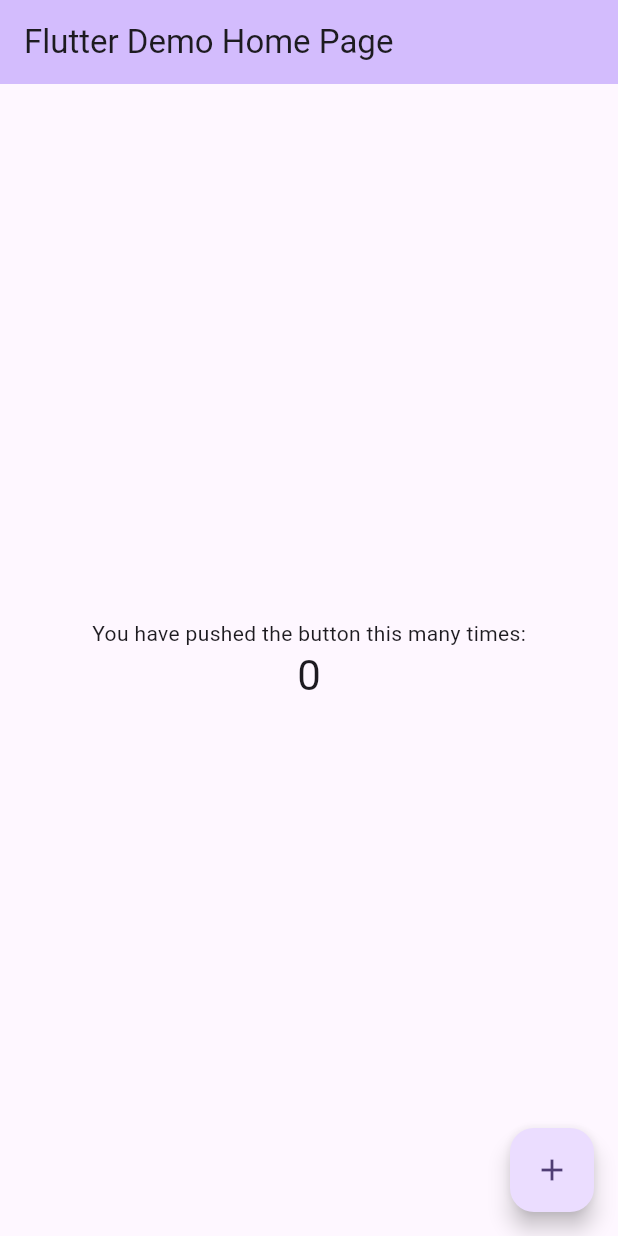
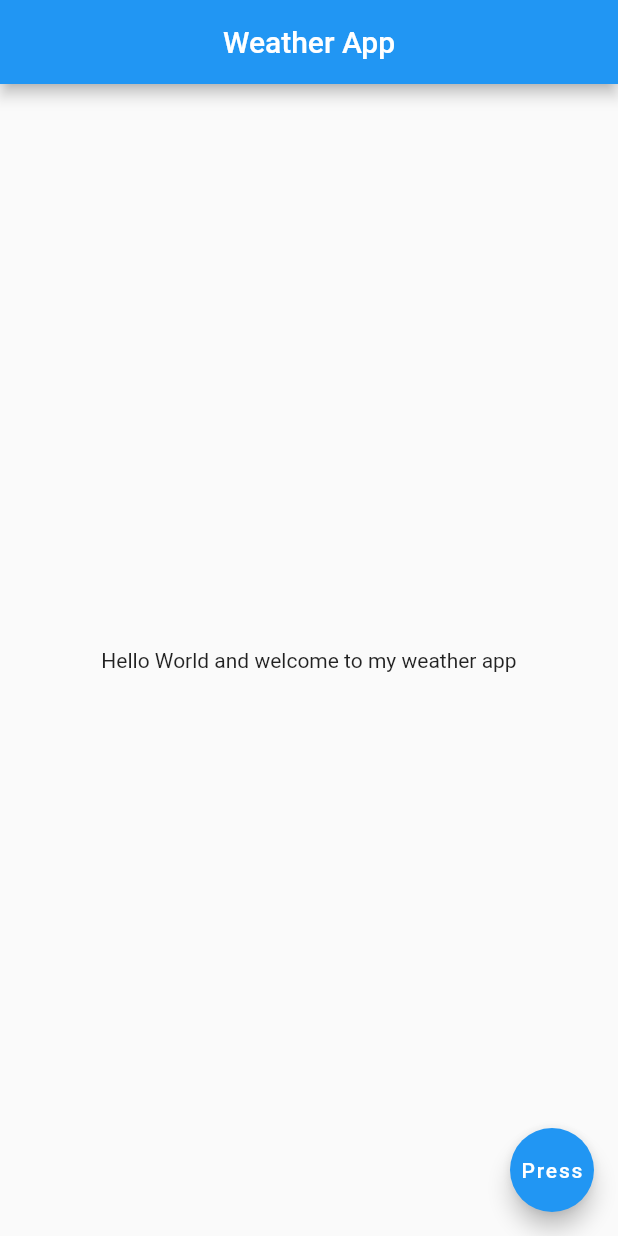
Before and after one commit to nickemma/flutter-todo-app, a Flutter app: the screen it shows after launch, on a phone screen of 412 x 824 dp. Run offline on Flutter 3.47's test engine with Material 2 defaults, Android fonts, the phone set to English and light mode, and no system bars.

Commit message:
My first widget

```diff
--- a/lib/main.dart
+++ b/lib/main.dart
@@ -1,125 +1,27 @@
 import 'package:flutter/material.dart';
 
-void main() {
-  runApp(const MyApp());
-}
+void main() => runApp(const MaterialApp(
+      home: Home(),
+    ));
 
-class MyApp extends StatelessWidget {
-  const MyApp({super.key});
-
-  // This widget is the root of your application.
-  @override
-  Widget build(BuildContext context) {
-    return MaterialApp(
-      title: 'Flutter Demo',
-      theme: ThemeData(
-        // This is the theme of your application.
-        //
-        // TRY THIS: Try running your application with "flutter run". You'll see
-        // the application has a blue toolbar. Then, without quitting the app,
-        // try changing the seedColor in the colorScheme below to Colors.green
-        // and then invoke "hot reload" (save your changes or press the "hot
-        // reload" button in a Flutter-supported IDE, or press "r" if you used
-        // the command line to start the app).
-        //
-        // Notice that the counter didn't reset back to zero; the application
-        // state is not lost during the reload. To reset the state, use hot
-        // restart instead.
-        //
-        // This works for code too, not just values: Most code changes can be
-        // tested with just a hot reload.
-        colorScheme: ColorScheme.fromSeed(seedColor: Colors.deepPurple),
-        useMaterial3: true,
-      ),
-      home: const MyHomePage(title: 'Flutter Demo Home Page'),
-    );
-  }
-}
-
-class MyHomePage extends StatefulWidget {
-  const MyHomePage({super.key, required this.title});
-
-  // This widget is the home page of your application. It is stateful, meaning
-  // that it has a State object (defined below) that contains fields that affect
-  // how it looks.
-
-  // This class is the configuration for the state. It holds the values (in this
-  // case the title) provided by the parent (in this case the App widget) and
-  // used by the build method of the State. Fields in a Widget subclass are
-  // always marked "final".
-
-  final String title;
-
-  @override
-  State<MyHomePage> createState() => _MyHomePageState();
-}
-
-class _MyHomePageState extends State<MyHomePage> {
-  int _counter = 0;
-
-  void _incrementCounter() {
-    setState(() {
-      // This call to setState tells the Flutter framework that something has
-      // changed in this State, which causes it to rerun the build method below
-      // so that the display can reflect the updated values. If we changed
-      // _counter without calling setState(), then the build method would not be
-      // called again, and so nothing would appear to happen.
-      _counter++;
-    });
-  }
+class Home extends StatelessWidget {
+  const Home({Key? key}) : super(key: key);
 
   @override
   Widget build(BuildContext context) {
-    // This method is rerun every time setState is called, for instance as done
-    // by the _incrementCounter method above.
-    //
-    // The Flutter framework has been optimized to make rerunning build methods
-    // fast, so that you can just rebuild anything that needs updating rather
-    // than having to individually change instances of widgets.
     return Scaffold(
-      appBar: AppBar(
-        // TRY THIS: Try changing the color here to a specific color (to
-        // Colors.amber, perhaps?) and trigger a hot reload to see the AppBar
-        // change color while the other colors stay the same.
-        backgroundColor: Theme.of(context).colorScheme.inversePrimary,
-        // Here we take the value from the MyHomePage object that was created by
-        // the App.build method, and use it to set our appbar title.
-        title: Text(widget.title),
-      ),
-      body: Center(
-        // Center is a layout widget. It takes a single child and positions it
-        // in the middle of the parent.
-        child: Column(
-          // Column is also a layout widget. It takes a list of children and
-          // arranges them vertically. By default, it sizes itself to fit its
-          // children horizontally, and tries to be as tall as its parent.
-          //
-          // Column has various properties to control how it sizes itself and
-          // how it positions its children. Here we use mainAxisAlignment to
-          // center the children vertically; the main axis here is the vertical
-          // axis because Columns are vertical (the cross axis would be
-          // horizontal).
-          //
-          // TRY THIS: Invoke "debug painting" (choose the "Toggle Debug Paint"
-          // action in the IDE, or press "p" in the console), to see the
-          // wireframe for each widget.
-          mainAxisAlignment: MainAxisAlignment.center,
-          children: <Widget>[
-            const Text(
-              'You have pushed the button this many times:',
-            ),
-            Text(
-              '$_counter',
-              style: Theme.of(context).textTheme.headlineMedium,
-            ),
-          ],
+        appBar: AppBar(
+          title: const Text('Weather App'),
+          centerTitle: true,
         ),
-      ),
-      floatingActionButton: FloatingActionButton(
-        onPressed: _incrementCounter,
-        tooltip: 'Increment',
-        child: const Icon(Icons.add),
-      ), // This trailing comma makes auto-formatting nicer for build methods.
-    );
+        body: const Center(
+          child: Text(
+            'Hello World and welcome to my weather app',
+          ),
+        ),
+        floatingActionButton: FloatingActionButton(
+          onPressed: () {},
+          child: const Text('Press'),
+        ));
   }
 }
```
